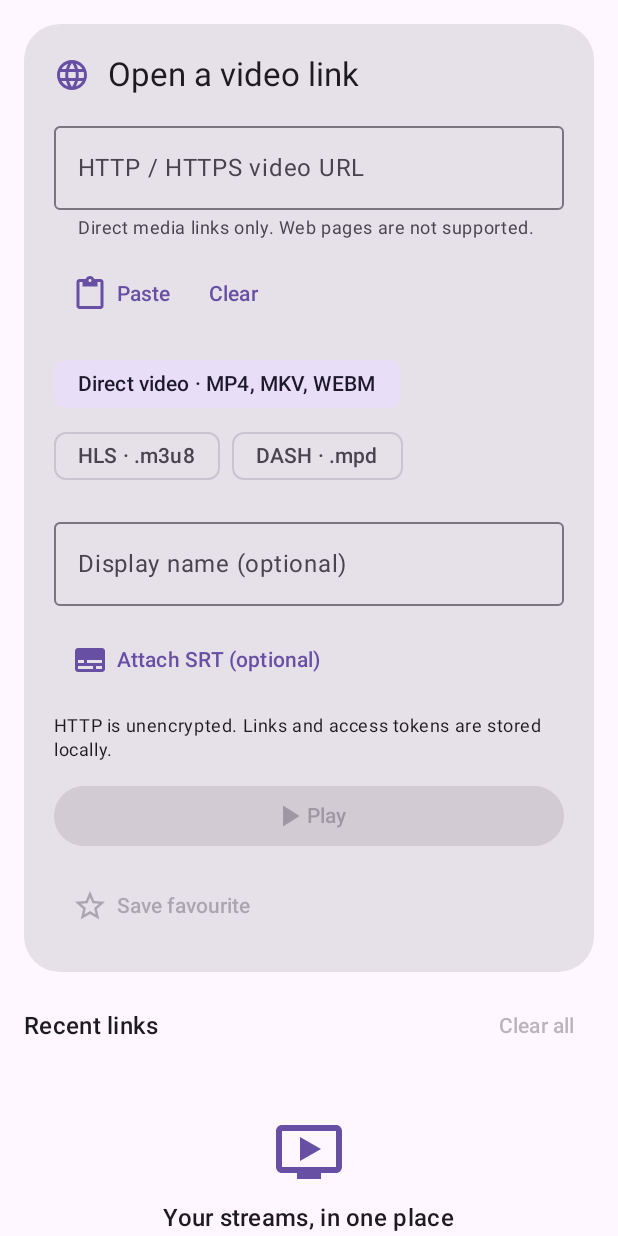
After one commit to wwwnayaksiba9591-lgtm/VXPlayer, an Android app built with Jetpack Compose: the composable NetworkTab shown on its own in the app's theme, on a phone screen of 412 x 824 dp. The commit adds this screen. Run offline under Robolectric (Android 15) with nearby library versions, the phone set to English and light mode, and no system bars; our stand-ins replace Room's generated code; pictures from the network do not load.

Commit message:
Add Network tab with Room links favourites subtitles and resume

```diff
--- /dev/null
+++ b/app/src/main/java/com/vxplayer/network/NetworkTab.kt
@@ -0,0 +1,182 @@
+package com.vxplayer.network
+
+import android.content.ClipboardManager
+import android.content.Context
+import android.content.Intent
+import android.net.Uri
+import android.provider.OpenableColumns
+import androidx.activity.compose.rememberLauncherForActivityResult
+import androidx.activity.result.contract.ActivityResultContracts
+import androidx.compose.foundation.combinedClickable
+import androidx.compose.foundation.layout.*
+import androidx.compose.foundation.lazy.LazyColumn
+import androidx.compose.foundation.lazy.items
+import androidx.compose.foundation.shape.RoundedCornerShape
+import androidx.compose.material.icons.Icons
+import androidx.compose.material.icons.filled.*
+import androidx.compose.material.icons.outlined.StarBorder
+import androidx.compose.material3.*
+import androidx.compose.runtime.*
+import androidx.compose.runtime.saveable.rememberSaveable
+import androidx.compose.ui.Alignment
+import androidx.compose.ui.Modifier
+import androidx.compose.ui.platform.LocalContext
+import androidx.compose.ui.text.style.TextOverflow
+import androidx.compose.ui.unit.dp
+import androidx.lifecycle.compose.collectAsStateWithLifecycle
+import androidx.lifecycle.viewmodel.compose.viewModel
+import com.vxplayer.library.StreamUrls
+import com.vxplayer.library.formatDuration
+import com.vxplayer.ui.VXIconButton
+import kotlinx.coroutines.CancellationException
+import kotlinx.coroutines.launch
+
+@OptIn(ExperimentalLayoutApi::class)
+@Composable
+fun NetworkTab(onPlay: (NetworkLink) -> Unit, model: NetworkViewModel = viewModel()) {
+    val context = LocalContext.current
+    val links by model.links.collectAsStateWithLifecycle()
+    val recent = recentNetworkLinks(links)
+    val favourites = links.filter { it.favourite }.sortedBy { it.title.lowercase() }
+    var url by rememberSaveable { mutableStateOf("") }
+    var name by rememberSaveable { mutableStateOf("") }
+    var type by rememberSaveable { mutableStateOf("Auto") }
+    var subtitle by rememberSaveable { mutableStateOf<String?>(null) }
+    var subtitleName by rememberSaveable { mutableStateOf<String?>(null) }
+    var attachmentChanged by rememberSaveable { mutableStateOf(false) }
+    var copiedLink by remember { mutableStateOf<String?>(null) }
+    var busy by remember { mutableStateOf(false) }
+    var error by remember { mutableStateOf<String?>(null) }
+    var clear by remember { mutableStateOf(false) }
+    var editing by remember { mutableStateOf<NetworkLink?>(null) }
+    var favouriteName by rememberSaveable { mutableStateOf("") }
+    val scope = rememberCoroutineScope()
+    val validation = if (url.isBlank()) null else runCatching { StreamUrls.validate(url) }.exceptionOrNull()?.message
+    fun clipboardText(): String? {
+        val manager = context.getSystemService(Context.CLIPBOARD_SERVICE) as ClipboardManager
+        return manager.primaryClip?.takeIf { it.itemCount > 0 }?.getItemAt(0)?.coerceToText(context)?.toString()?.trim()
+    }
+    LaunchedEffect(Unit) {
+        copiedLink = runCatching { clipboardText()?.let(StreamUrls::validate) }.getOrNull()
+        model.refreshPositions()
+    }
+    fun play(link: NetworkLink, replaceAttachment: Boolean = true) {
+        if (busy) return
+        busy = true; error = null
+        scope.launch {
+            try { onPlay(model.repository.played(link, replaceAttachment)) }
+            catch (cancelled: CancellationException) { throw cancelled }
+            catch (failure: Exception) { error = failure.message ?: "Could not open this link. Try again." }
+            finally { busy = false }
+        }
+    }
+    fun edit(link: NetworkLink) { editing = link; favouriteName = link.name.ifBlank { link.title } }
+    val picker = rememberLauncherForActivityResult(ActivityResultContracts.OpenDocument()) { selected ->
+        if (selected != null) {
+            try {
+                val label = context.contentResolver.query(selected, arrayOf(OpenableColumns.DISPLAY_NAME), null, null, null)?.use {
+                    if (it.moveToFirst()) it.getString(0) else null
+                } ?: selected.lastPathSegment.orEmpty()
+                require(label.endsWith(".srt", true)) { "Choose an SRT subtitle file." }
+                runCatching { context.contentResolver.takePersistableUriPermission(selected, Intent.FLAG_GRANT_READ_URI_PERMISSION) }
+                subtitle = selected.toString(); subtitleName = label; attachmentChanged = true
+            } catch (failure: Exception) { error = failure.message ?: "Could not attach this subtitle." }
+        }
+    }
+    LazyColumn(Modifier.fillMaxSize().imePadding(), contentPadding = PaddingValues(16.dp), verticalArrangement = Arrangement.spacedBy(12.dp)) {
+        item {
+            Card(shape = RoundedCornerShape(24.dp), modifier = Modifier.fillMaxWidth()) {
+                Column(Modifier.padding(20.dp), verticalArrangement = Arrangement.spacedBy(12.dp)) {
+                    Row(verticalAlignment = Alignment.CenterVertically, horizontalArrangement = Arrangement.spacedBy(12.dp)) {
+                        Icon(Icons.Default.Language, null, tint = MaterialTheme.colorScheme.primary)
+                        Text("Open a video link", style = MaterialTheme.typography.titleLarge)
+                    }
+                    OutlinedTextField(url, onValueChange = { url = it; error = null }, label = { Text("HTTP / HTTPS video URL") },
+                        modifier = Modifier.fillMaxWidth(), singleLine = true, enabled = !busy, isError = validation != null,
+                        supportingText = { Text(validation ?: "Direct media links only. Web pages are not supported.") })
+                    Row {
+                        TextButton(enabled = !busy, onClick = { url = runCatching { clipboardText() }.getOrNull().orEmpty(); error = null }) {
+                            Icon(Icons.Default.ContentPaste, null); Spacer(Modifier.width(6.dp)); Text("Paste")
+                        }
+                        TextButton(enabled = !busy, onClick = { url = ""; name = ""; subtitle = null; subtitleName = null; attachmentChanged = false; type = "Auto"; error = null }) { Text("Clear") }
+                    }
+                    copiedLink?.takeIf { it != url }?.let { copied ->
+                        SuggestionChip(onClick = { url = copied; copiedLink = null; error = null }, label = { Text("Paste copied link") }, enabled = !busy)
+                    }
+                    FlowRow(horizontalArrangement = Arrangement.spacedBy(8.dp)) {
+                        listOf("Auto" to "Direct video · MP4, MKV, WEBM", "HLS" to "HLS · .m3u8", "DASH" to "DASH · .mpd").forEach { (value, label) ->
+                            FilterChip(selected = type == value, onClick = { type = value }, enabled = !busy, label = { Text(label) })
+                        }
+                    }
+                    OutlinedTextField(name, onValueChange = { name = it.take(120) }, modifier = Modifier.fillMaxWidth(),
+                        enabled = !busy, singleLine = true, label = { Text("Display name (optional)") })
+                    TextButton(onClick = { picker.launch(arrayOf("*/*")) }, enabled = !busy) {
+                        Icon(Icons.Default.Subtitles, null); Spacer(Modifier.width(6.dp)); Text(subtitleName ?: "Attach SRT (optional)")
+                    }
+                    if (subtitle != null) TextButton(onClick = { subtitle = null; subtitleName = null; attachmentChanged = true }) { Text("Remove SRT") }
+                    Text("HTTP is unencrypted. Links and access tokens are stored locally.", style = MaterialTheme.typography.bodySmall)
+                    error?.let { Text(it, color = MaterialTheme.colorScheme.error) }
+                    Button(onClick = { play(NetworkLink(StreamUrls.validate(url), name.trim(), streamType = type,
+                        subtitleUri = subtitle, subtitleName = subtitleName), attachmentChanged) },
+                        enabled = !busy && url.isNotBlank() && validation == null, modifier = Modifier.fillMaxWidth()) {
+                        Icon(Icons.Default.PlayArrow, null); Text(if (busy) "Opening…" else "Play")
+                    }
+                    TextButton(onClick = { edit(NetworkLink(StreamUrls.validate(url), name.trim(), streamType = type,
+                        subtitleUri = subtitle, subtitleName = subtitleName)) }, enabled = !busy && url.isNotBlank() && validation == null) {
+                        Icon(Icons.Outlined.StarBorder, null); Spacer(Modifier.width(6.dp)); Text("Save favourite")
+                    }
+                }
+            }
+        }
+        model.error?.let { message -> item { Text(message, color = MaterialTheme.colorScheme.error) } }
+        if (favourites.isNotEmpty()) item { Text("Favourites", style = MaterialTheme.typography.titleMedium) }
+        items(favourites, key = { "favourite:${it.url}" }) { link ->
+            NetworkLinkCard(link, model.positions[link.url], busy, { play(link) }, { edit(link) }, { model.action { unfavourite(link.url) } }, "Remove favourite")
+        }
+        item {
+            Row(Modifier.fillMaxWidth(), horizontalArrangement = Arrangement.SpaceBetween, verticalAlignment = Alignment.CenterVertically) {
+                Text("Recent links", style = MaterialTheme.typography.titleMedium)
+                TextButton(onClick = { clear = true }, enabled = recent.isNotEmpty() && !busy) { Text("Clear all") }
+            }
+        }
+        items(recent, key = { "recent:${it.url}" }) { link ->
+            NetworkLinkCard(link, model.positions[link.url], busy, { play(link) }, { edit(link) }, { model.action { removeRecent(link.url) } }, "Remove recent link")
+        }
+        if (recent.isEmpty() && favourites.isEmpty()) item {
+            Column(Modifier.fillMaxWidth().padding(24.dp), horizontalAlignment = Alignment.CenterHorizontally, verticalArrangement = Arrangement.spacedBy(8.dp)) {
+                Icon(Icons.Default.OndemandVideo, null, modifier = Modifier.size(48.dp), tint = MaterialTheme.colorScheme.primary)
+                Text("Your streams, in one place", style = MaterialTheme.typography.titleMedium)
+                Text("Paste a direct video or playlist link. Recent links and favourites will appear here.", style = MaterialTheme.typography.bodyMedium)
+            }
+        }
+    }
+    if (clear) AlertDialog(onDismissRequest = { clear = false }, title = { Text("Clear recent links?") },
+        text = { Text("Favourites and saved resume positions are kept.") },
+        confirmButton = { TextButton(onClick = { clear = false; model.action { clearRecent() } }) { Text("Clear all") } },
+        dismissButton = { TextButton(onClick = { clear = false }) { Text("Cancel") } })
+    editing?.let { link ->
+        AlertDialog(onDismissRequest = { editing = null }, title = { Text("Favourite link") },
+            text = { OutlinedTextField(favouriteName, onValueChange = { favouriteName = it.take(120) }, label = { Text("Name") }, singleLine = true) },
+            confirmButton = { TextButton(onClick = { val label = favouriteName; model.action { favourite(link, label) }; editing = null }) { Text("Save") } },
+            dismissButton = { TextButton(onClick = { editing = null }) { Text("Cancel") } })
+    }
+}
+
+@Composable
+private fun NetworkLinkCard(link: NetworkLink, position: Long?, busy: Boolean, play: () -> Unit, edit: () -> Unit, remove: () -> Unit, removeLabel: String) {
+    Card(Modifier.fillMaxWidth().combinedClickable(enabled = !busy, onClick = play, onLongClick = edit)) {
+        Column(Modifier.padding(16.dp)) {
+            Row(verticalAlignment = Alignment.CenterVertically) {
+                Column(Modifier.weight(1f)) {
+                    Text(link.title, style = MaterialTheme.typography.titleMedium, maxLines = 2, overflow = TextOverflow.Ellipsis)
+                    Text(Uri.parse(link.url).host.orEmpty(), style = MaterialTheme.typography.labelSmall)
+                }
+                VXIconButton(if (link.favourite) Icons.Default.Star else Icons.Outlined.StarBorder, "Edit favourite", edit, !busy)
+                VXIconButton(Icons.Default.DeleteOutline, removeLabel, remove, !busy)
+            }
+            Text(link.url, style = MaterialTheme.typography.bodySmall, maxLines = 2, overflow = TextOverflow.Ellipsis)
+            if (position != null && position > 0) Text("Resume · ${formatDuration(position)}", color = MaterialTheme.colorScheme.primary, style = MaterialTheme.typography.labelMedium)
+            link.subtitleName?.let { Text("SRT · $it", style = MaterialTheme.typography.labelSmall) }
+        }
+    }
+}
--- /dev/null
+++ b/app/src/main/java/com/vxplayer/network/NetworkViewModel.kt
@@ -0,0 +1,34 @@
+package com.vxplayer.network
+
+import android.app.Application
+import androidx.compose.runtime.*
+import androidx.lifecycle.AndroidViewModel
+import androidx.lifecycle.viewModelScope
+import com.vxplayer.player.PlaybackPositionStore
+import kotlinx.coroutines.CancellationException
+import kotlinx.coroutines.flow.SharingStarted
+import kotlinx.coroutines.flow.catch
+import kotlinx.coroutines.flow.stateIn
+import kotlinx.coroutines.launch
+
+class NetworkViewModel(application: Application) : AndroidViewModel(application) {
+    val repository = NetworkRepository(application)
+    var error by mutableStateOf<String?>(null)
+        private set
+    val links = repository.links.catch { error = "Could not load saved links. Your existing data is kept." }
+        .stateIn(viewModelScope, SharingStarted.WhileSubscribed(5000), emptyList())
+    var positions by mutableStateOf<Map<String, Long>>(emptyMap())
+        private set
+    fun refreshPositions() = viewModelScope.launch {
+        try { positions = PlaybackPositionStore.get(getApplication()).snapshot().positions }
+        catch (cancelled: CancellationException) { throw cancelled }
+        catch (_: Exception) { error = "Could not read resume positions." }
+    }
+    fun action(block: suspend NetworkRepository.() -> Unit) {
+        viewModelScope.launch {
+            try { repository.block(); error = null }
+            catch (cancelled: CancellationException) { throw cancelled }
+            catch (_: Exception) { error = "Could not update links. Try again." }
+        }
+    }
+}
--- a/app/src/main/java/com/vxplayer/player/PlayerScreen.kt
+++ b/app/src/main/java/com/vxplayer/player/PlayerScreen.kt
@@ -313,6 +313,10 @@ fun PlayerScreen(uri: Uri, title: String, onBack: () -> Unit, folder: String = "
         }
         if (locked && unlockVisible && !inPip) TextButton(onClick = { locked = false; controls = true; unlockVisible = false; touch() }, modifier = Modifier.align(Alignment.CenterEnd).safeDrawingPadding().background(Color.Black.copy(alpha = .8f))) { Text("Unlock", color = Color.White) }
         if (!inPip) indicator?.let { Text(it, color = if (it.startsWith("Volume") && model.audioEnhancer.percent > 100) Color(0xFFFFC857) else Color.White, modifier = Modifier.align(Alignment.Center).background(Color.Black.copy(alpha = .8f), RoundedCornerShape(12.dp)).padding(16.dp)) }
+        if (model.buffering && !model.failed) Column(Modifier.align(Alignment.Center).background(Color.Black.copy(alpha = .7f), RoundedCornerShape(16.dp)).padding(20.dp), horizontalAlignment = Alignment.CenterHorizontally) {
+            CircularProgressIndicator(color = Color.White)
+            Text("Buffering…", color = Color.White, modifier = Modifier.padding(top = 8.dp))
+        }
         if (model.failed) Column(Modifier.align(Alignment.Center).background(Color.Black.copy(alpha = .85f)).padding(24.dp), horizontalAlignment = Alignment.CenterHorizontally) {
             Text(model.failureMessage, color = Color.White)
             TextButton(onClick = { model.retryPlayback() }) { Text("Retry", color = Color.White) }
```
Also changed, not shown: app/src/main/java/com/vxplayer/library/LibraryScreen.kt (+9 -13 lines), app/src/main/java/com/vxplayer/library/OpenUrlSheet.kt (deleted, +0 -72 lines), app/src/main/java/com/vxplayer/network/NetworkLinks.kt (added, +46 -0 lines), app/src/main/java/com/vxplayer/network/NetworkRepository.kt (added, +78 -0 lines), app/src/main/java/com/vxplayer/player/DirectMediaDataSource.kt (+10 -0 lines), app/src/main/java/com/vxplayer/player/PlaybackPositionStore.kt (+16 -3 lines), app/src/main/java/com/vxplayer/player/PlayerViewModel.kt (+21 -3 lines), 1 other file.
